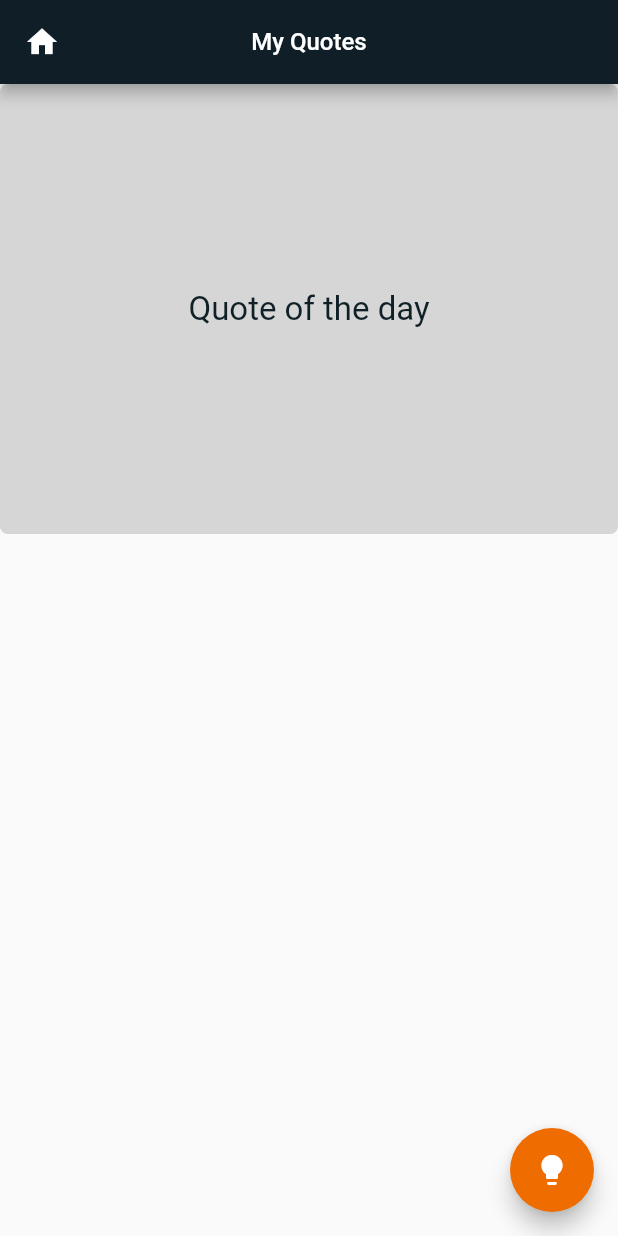
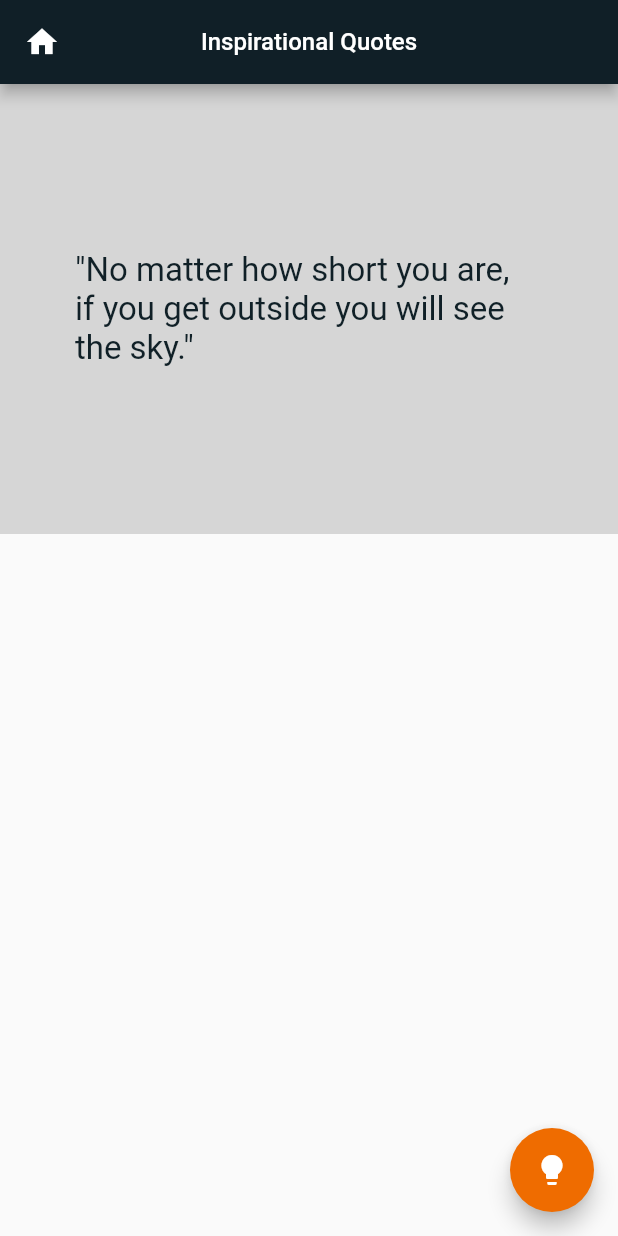
Before and after one commit to Agbajee/quote_app, a Flutter app: the screen it shows after launch, on a phone screen of 412 x 824 dp. Run offline on Flutter 3.47's test engine with Material 2 defaults, Android fonts, the phone set to English and light mode, and no system bars.

Commit message:
Completed Code Generating App

```diff
--- a/lib/main.dart
+++ b/lib/main.dart
@@ -16,7 +16,7 @@ class QuoteApp extends StatelessWidget {
       theme: ThemeData(
         primarySwatch: Colors.green,
       ),
-      home: const MyHomePage(title: 'My Quotes'),
+      home: const MyHomePage(title: 'Inspirational Quotes'),
     );
   }
 }
@@ -31,11 +31,17 @@ class MyHomePage extends StatefulWidget {
 }
 
 class _MyHomePageState extends State<MyHomePage> {
+  List quotes = [
+    'God deh',
+    'No matter how short you are, if you get outside you will see the sky.',
+    'Even A Yahoo can Manufacture Chips that Controls Dadauda',
+    'Just Dey Play'
+  ];
+  int _index = 1;
+
   @override
   Widget build(BuildContext context) {
     double screenWidth = MediaQuery.of(context).size.width;
-    double screenHeight = MediaQuery.of(context).size.height;
-
     return Scaffold(
       appBar: AppBar(
         backgroundColor: Color(0xFF101f27),
@@ -48,36 +54,42 @@ class _MyHomePageState extends State<MyHomePage> {
         title: Text(widget.title,
             style: TextStyle(color: Color(0xFFFFFFFF), fontSize: 16)),
       ),
-      body: Center(
+      body: Container(
         child: Column(
           mainAxisAlignment: MainAxisAlignment.start,
           children: <Widget>[
             Container(
                 decoration: BoxDecoration(
-                  borderRadius: BorderRadius.circular(5.0),
                   color: Color(0xffd6d6d6),
                 ),
                 alignment: Alignment.center,
                 width: screenWidth,
                 height: 300,
-                margin: EdgeInsets.fromLTRB(0, 0, 0, 220),
+                padding: EdgeInsets.fromLTRB(50.0, 5.0, 70.0, 5.0),
                 child: Text(
-                  'Quote of the day',
+                  '"${quotes[_index % quotes.length]}"',
                   style: TextStyle(
                     color: Color(0xFF102027),
                     fontSize:22,
                     fontWeight: FontWeight.w400,
                   ),
-                ))
+                )),
           ],
         ),
       ),
       floatingActionButton: FloatingActionButton(
         backgroundColor: Color(0xFFef6c00),
-        onPressed: null,
+        onPressed: _showQuote,
         tooltip: 'Increment',
         child: const Icon(Icons.lightbulb),
       ),
     );
   }
+
+  void _showQuote() {
+    setState((){
+      _index += 1;
+    });
+
+  }
 }
```
